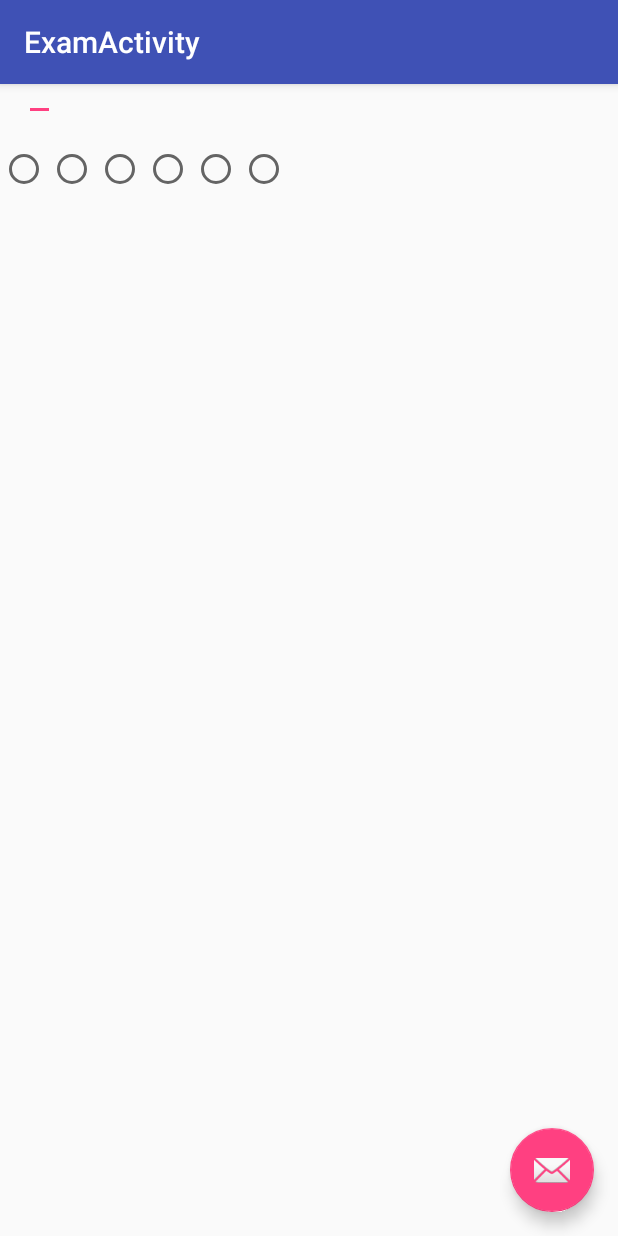
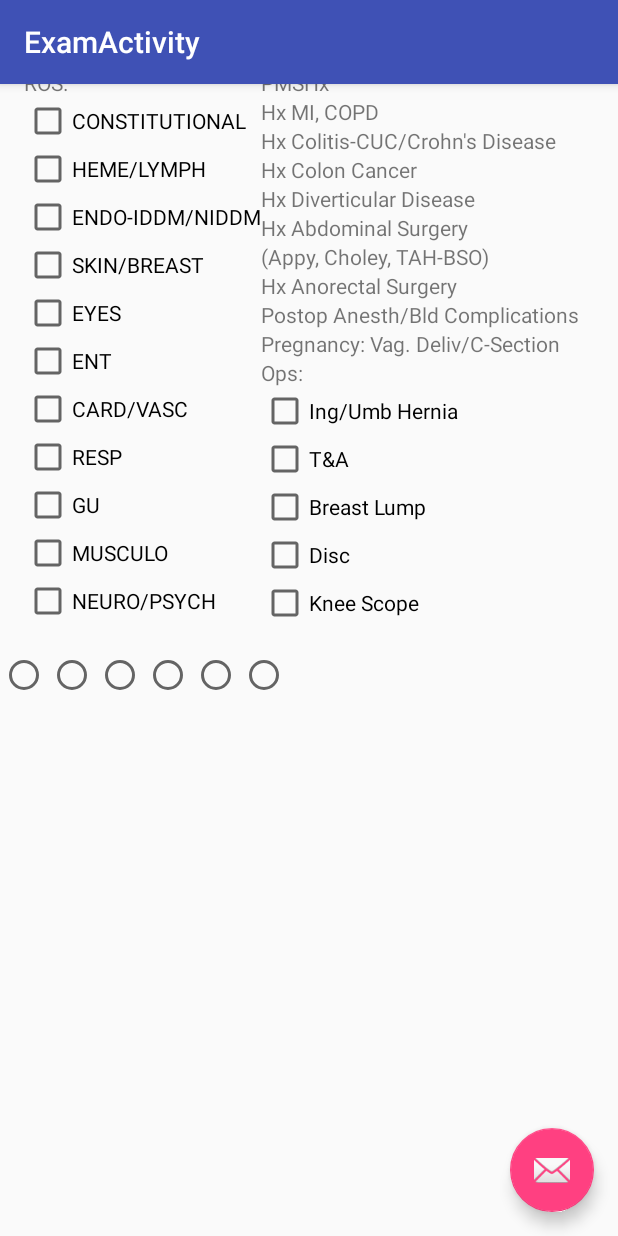
Before and after one commit to dkhagen/ExamRecord, an Android app: the ExamActivityFragment screen opened directly, with no data from a screen before it, on a phone screen of 412 x 824 dp. Run offline under Robolectric (Android 15) with nearby library versions, the phone set to English and light mode, and no system bars.

Commit message:
I hate android studios and no amount of money will make this worth it

```diff
--- a/app/src/main/java/caduceuslabs/examrecord/ExamActivityFragment.java
+++ b/app/src/main/java/caduceuslabs/examrecord/ExamActivityFragment.java
@@ -17,6 +17,6 @@ public class ExamActivityFragment extends Fragment {
     @Override
     public View onCreateView(LayoutInflater inflater, ViewGroup container,
                              Bundle savedInstanceState) {
-        return inflater.inflate(R.layout.fragment_exam_basic_info, container, false);
+        return inflater.inflate(R.layout.fragment_exam_history, container, false);
     }
 }
--- a/app/src/main/res/layout/fragment_exam_history.xml
+++ b/app/src/main/res/layout/fragment_exam_history.xml
@@ -14,7 +14,8 @@
         android:layout_width="wrap_content"
         android:layout_height="wrap_content"
         android:id="@+id/basic_info"
-        android:text="History"/>
+        android:text="History"
+        android:layout_marginTop="10dp" />
 
     <LinearLayout
         android:orientation="horizontal"
@@ -31,6 +32,16 @@
                 android:layout_height="wrap_content"
                 android:text="ROS:"
                 android:id="@+id/ros" />
+
+            <ScrollView
+                android:layout_width="wrap_content"
+                android:layout_height="wrap_content"
+                android:id="@+id/scrollView">
+
+                <LinearLayout
+                    android:layout_width="match_parent"
+                    android:layout_height="match_parent"
+                    android:orientation="vertical">
 
                     <CheckBox
                         android:layout_width="wrap_content"
@@ -108,6 +119,12 @@
                         android:text="NEURO/PSYCH"
                         android:id="@+id/neuro_psych_check_box"
                         android:checked="false" />
+
+                </LinearLayout>
+
+            </ScrollView>
+
+
         </LinearLayout>
 
         <LinearLayout
```
Lines whose indentation alone changed are shown as unchanged.
